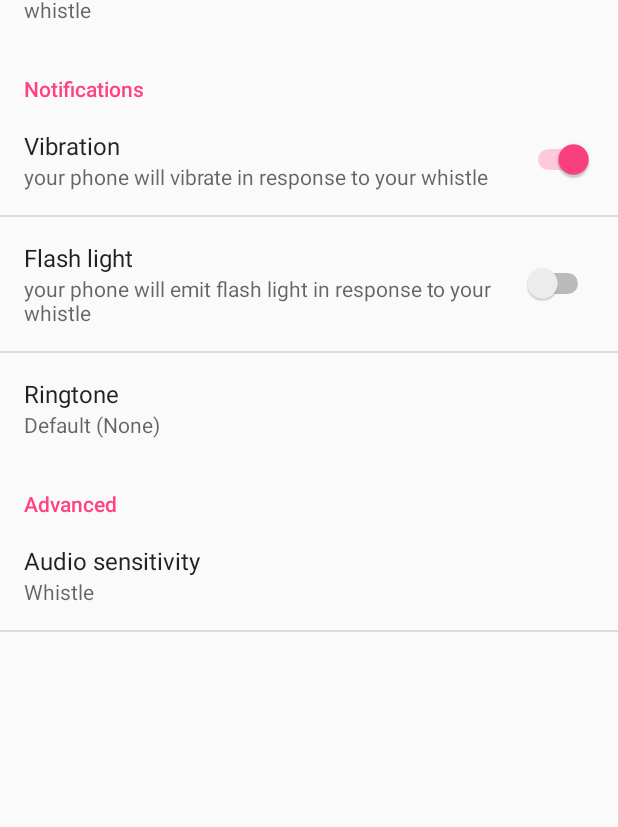
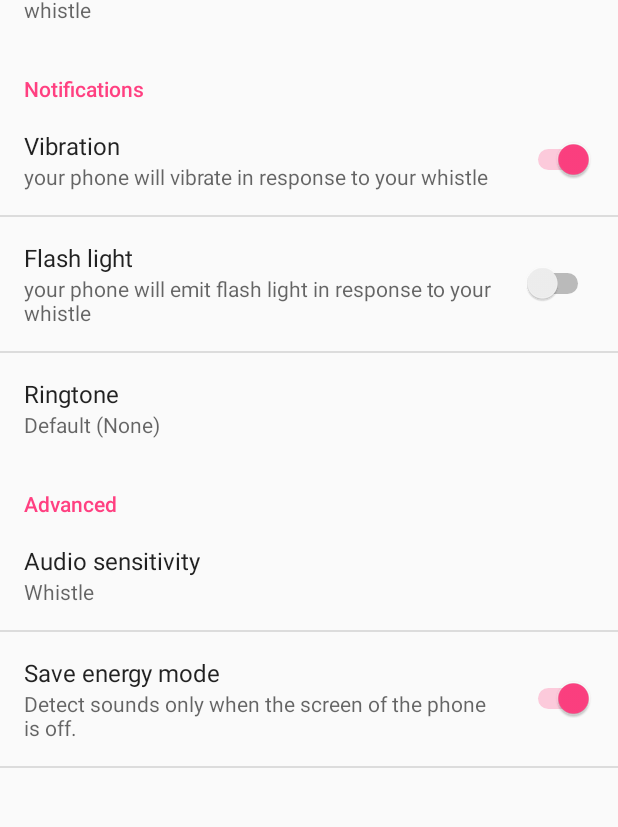
Before and after one commit to Hazem-Ben-Khalfallah/VocalFinder, an Android app: the SettingsActivity screen opened directly, with no data from a screen before it, on a phone screen of 412 x 824 dp, the part 225-1052 px from its top. Run offline under Robolectric (Android 15) with nearby library versions, the phone set to English and light mode, and no system bars.

Commit message:
add save energy mode

```diff
--- a/app/src/main/res/values/strings.xml
+++ b/app/src/main/res/values/strings.xml
@@ -32,6 +32,8 @@
     <string name="pref_audio_sensitivity_summary">Define your apps sensitivity level.</string>
     <string name="pref_audio_sensitivity_default">1400</string>
     <string name="pref_settings">Settings</string>
+    <string name="pref_enable_save_energy_mode_title">Save energy mode</string>
+    <string name="pref_enable_save_energy_mode_summary">Detect sounds only when the screen of the phone is off.</string>
 
     <string-array name="list_sensitivity_preference_entries">
         <item>normal human voice</item>
--- a/app/src/main/res/xml/pref_notification.xml
+++ b/app/src/main/res/xml/pref_notification.xml
@@ -40,6 +40,7 @@
         android:key="advanced_settings">
         <ListPreference
             android:defaultValue="@string/pref_audio_sensitivity_default"
+            android:dependency="enableVocalFinder"
             android:entries="@array/list_sensitivity_preference_entries"
             android:entryValues="@array/list_sensitivity_preference_values"
             android:key="audioSensitivity"
@@ -47,6 +48,13 @@
             android:positiveButtonText="@null"
             android:title="@string/pref_audio_sensitivity_title"
             android:summary="@string/pref_audio_sensitivity_summary" />
+
+        <SwitchPreference
+            android:defaultValue="true"
+            android:dependency="enableVocalFinder"
+            android:key="enableSaveEnergyMode"
+            android:summary="@string/pref_enable_save_energy_mode_summary"
+            android:title="@string/pref_enable_save_energy_mode_title" />
     </PreferenceCategory>
 
 
```
Also changed, not shown: app/src/main/java/com/blacknebula/vocalfinder/service/VocalFinderIntentService.java (+35 -2 lines).
